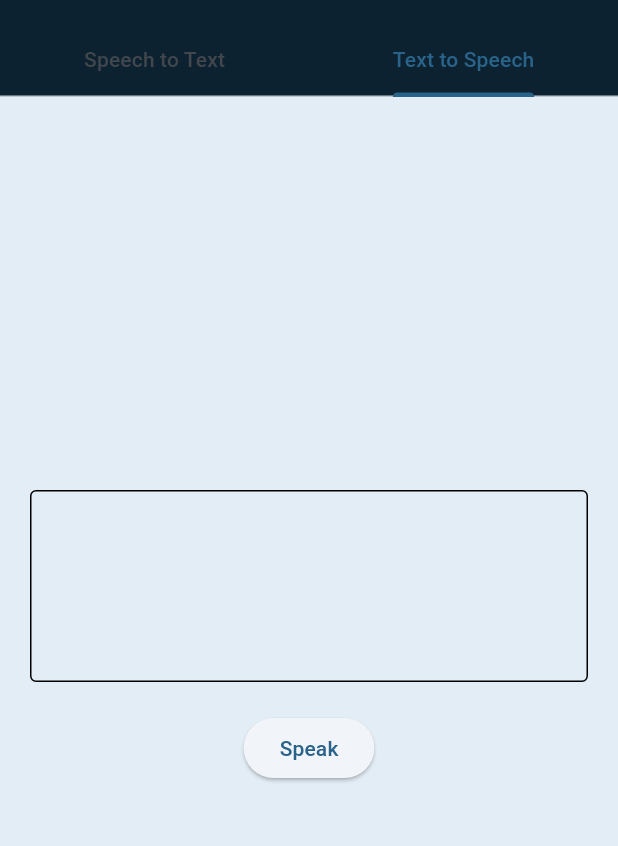
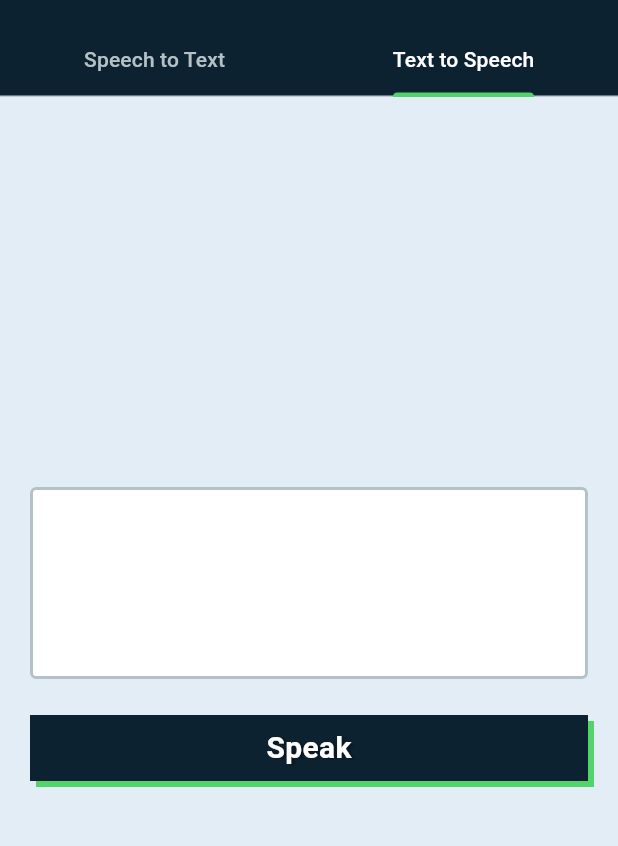
Before and after one commit to riyan-dcosta/ai_application_dct, a Flutter app: the SttTtsTabPage screen opened by its route, tab 2 chosen, after a tap on "Speak", on a phone screen of 412 x 824 dp, the part 59-905 px from its top. Run offline on Flutter 3.47's test engine with Material 2 defaults, Android fonts, the phone set to English and light mode, and no system bars; our stand-ins replace auto_route, dotted_border, file_picker, flutter_riverpod, freezed_annotation, riverpod_annotation and 1 more; missing offline and left inert: flutter_pdfview, pigeon; generated files the repository leaves out were written again.

Commit message:
ui style made global.

```diff
--- a/lib/features/nav_decider_pages/presentation/widgets/custom_button.dart
+++ b/lib/core/common/widgets/custom_button.dart
@@ -1,11 +1,22 @@
-import 'package:auto_route/auto_route.dart';
 import 'package:flutter/material.dart';
 
 class CustomButton extends StatefulWidget {
   final String label;
-  final PageRouteInfo routeName;
+  final EdgeInsets? padding;
+  final EdgeInsets? margin;
+  final double? height;
+  final double? width;
+  final VoidCallback onPressed;
 
-  const CustomButton({required this.label, required this.routeName, super.key});
+  const CustomButton({
+    required this.label,
+    required this.onPressed,
+    this.padding,
+    this.margin,
+    this.height,
+    this.width,
+    super.key,
+  });
 
   @override
   State<CustomButton> createState() => _CustomButtonState();
@@ -19,7 +30,7 @@ class _CustomButtonState extends State<CustomButton> {
     return GestureDetector(
       onTap: () {
         Future.delayed(Duration(milliseconds: 500), () {
-          context.router.push(widget.routeName);
+          widget.onPressed();
         });
 
         setState(() {
@@ -34,10 +45,12 @@ class _CustomButtonState extends State<CustomButton> {
       },
       child: AnimatedContainer(
         duration: const Duration(milliseconds: 100),
-        margin: EdgeInsets.symmetric(horizontal: 20, vertical: 12),
-        padding: EdgeInsets.all(16),
+        margin:
+            widget.margin ?? EdgeInsets.symmetric(horizontal: 20, vertical: 12),
+        padding: widget.padding ?? EdgeInsets.all(16),
         constraints: BoxConstraints(maxWidth: 400),
-        height: 68,
+        width: widget.width,
+        height: widget.height ?? 68,
         decoration: BoxDecoration(
           color: Color(0xFF0D2231),
           boxShadow: isPressed
--- a/lib/core/constants/colors.dart
+++ b/lib/core/constants/colors.dart
@@ -4,8 +4,11 @@ class AppColor {
   AppColor._();
 
   static const Color white = Color(0xFFFFFFFF);
+  static const Color black = Color(0xFF000000);
   static const Color scaffoldBackgroundColor = Color(0xFFE3EDF5);
   static const Color accentColor = Color(0xFF0D2231);
   static const Color emeraldGreen = Color(0xFF53D46B);
   static const Color submarineBlue = Color(0xFFB4C2C6);
+  static const Color grey = Color(0xFF8C99A2);
+  static const Color mud = Color(0xFFB1B6AE);
 }
--- a/lib/features/nav_decider_pages/presentation/views/stt_tts_tab_page.dart
+++ b/lib/features/nav_decider_pages/presentation/views/stt_tts_tab_page.dart
@@ -1,3 +1,4 @@
+import 'package:ai_application_dct/core/constants/colors.dart';
 import 'package:ai_application_dct/features/speech_to_text/presentation/pages/stt_locale_decider_screen.dart';
 import 'package:ai_application_dct/features/text_to_speech_page/presentation/views/text_to_speech_page.dart';
 import 'package:auto_route/annotations.dart';
@@ -37,6 +38,9 @@ class _SttTtsTabPageState extends State<SttTtsTabPage>
         centerTitle: true,
         bottom: TabBar(
           controller: _tabController,
+          labelColor: AppColor.white,
+          unselectedLabelColor: AppColor.submarineBlue,
+          indicatorColor: AppColor.emeraldGreen,
           tabs: const [
             Tab(
               child: Text('Speech to Text'),
--- a/lib/features/ocr/presentation/pages/doc_upload_page.dart
+++ b/lib/features/ocr/presentation/pages/doc_upload_page.dart
@@ -1,5 +1,5 @@
 import 'package:ai_application_dct/features/ocr/presentation/pod/doc_upload_pod.dart';
-import 'package:ai_application_dct/features/ocr/presentation/widgets/upload_doc_page_view.dart';
+import 'package:ai_application_dct/features/ocr/presentation/widgets/upload_doc_pageview.dart';
 import 'package:ai_application_dct/features/ocr/presentation/widgets/upload_progress_ bar.dart';
 import 'package:auto_route/annotations.dart';
 import 'package:auto_route/auto_route.dart';
--- a/lib/features/ocr/presentation/widgets/next_or_continue_btn.dart
+++ b/lib/features/ocr/presentation/widgets/next_or_continue_btn.dart
@@ -1,3 +1,4 @@
+import 'package:ai_application_dct/core/constants/colors.dart';
 import 'package:flutter/material.dart';
 
 class NextOrContinueBtn extends StatelessWidget {
@@ -21,7 +22,7 @@ class NextOrContinueBtn extends StatelessWidget {
         constraints: BoxConstraints(maxWidth: 400),
         height: 68,
         decoration: BoxDecoration(
-          color: isEnabled ? Colors.indigo : Colors.grey.shade400,
+          color: isEnabled ? AppColor.accentColor : AppColor.submarineBlue,
           borderRadius: BorderRadius.circular(8),
         ),
         child: Center(
@@ -30,7 +31,7 @@ class NextOrContinueBtn extends StatelessWidget {
             style: TextStyle(
               fontWeight: FontWeight.w700,
               fontSize: 24,
-              color: isEnabled ? Colors.white : Colors.blueGrey,
+              color: isEnabled ? AppColor.white : AppColor.grey,
             ),
           ),
         ),
--- a/lib/features/ocr/presentation/widgets/upload_doc_widget.dart
+++ b/lib/features/ocr/presentation/widgets/upload_doc_widget.dart
@@ -1,5 +1,6 @@
 import 'dart:io';
 
+import 'package:ai_application_dct/core/constants/colors.dart';
 import 'package:ai_application_dct/features/ocr/presentation/widgets/next_or_continue_btn.dart';
 import 'package:dotted_border/dotted_border.dart';
 import 'package:file_picker/file_picker.dart';
@@ -50,10 +51,10 @@ class _UploadDocWidgetState extends State<UploadDocWidget> {
                       color: Colors.white,
                     ),
                     child: docFile == null
-                        ? Icon(
+                        ? const Icon(
                             Icons.file_copy_outlined,
                             size: 44,
-                            color: Colors.orangeAccent,
+                            color: AppColor.grey,
                           )
                         : ClipRRect(
                             borderRadius: BorderRadius.circular(10),
--- a/lib/features/speech_to_text/presentation/pages/stt_locale_decider_screen.dart
+++ b/lib/features/speech_to_text/presentation/pages/stt_locale_decider_screen.dart
@@ -1,3 +1,4 @@
+import 'package:ai_application_dct/core/common/widgets/custom_button.dart';
 import 'package:ai_application_dct/core/routes/auto_router_object.dart';
 import 'package:auto_route/auto_route.dart';
 
@@ -13,24 +14,31 @@ class STTLocaleDeciderPage extends StatelessWidget {
       child: Column(
         mainAxisAlignment: MainAxisAlignment.center,
         children: [
-          ElevatedButton(
+          CustomButton(
+            label: "English to Arabic",
+            height: 44,
+            padding: EdgeInsets.all(4),
+            margin: EdgeInsets.symmetric(vertical: 4),
+            width: 200,
             onPressed: () => context.router.push(
               STTRoute(
                 appBarTitle: "English to Arabic",
                 localeId: "ar_QA",
               ),
             ),
-            child: Text("English to Arabic"),
           ),
           SizedBox(height: 8),
-          ElevatedButton(
+          CustomButton(
+            label: "Arabic to English",
+            height: 44,
+            padding: EdgeInsets.all(4),
+            width: 200,
             onPressed: () => context.router.push(
               STTRoute(
                 appBarTitle: "Arabic to English",
                 localeId: "en_IN",
               ),
             ),
-            child: Text("Arabic to English"),
           ),
         ],
       ),
--- a/lib/features/text_to_speech_page/presentation/views/text_to_speech_page.dart
+++ b/lib/features/text_to_speech_page/presentation/views/text_to_speech_page.dart
@@ -1,3 +1,5 @@
+import 'package:ai_application_dct/core/common/widgets/custom_button.dart';
+import 'package:ai_application_dct/core/constants/colors.dart';
 import 'package:auto_route/auto_route.dart';
 import 'package:flutter/material.dart';
 
@@ -23,17 +25,36 @@ class _TextToSpeechPageState extends State<TextToSpeechPage> {
             controller: _controller,
             minLines: 4,
             maxLines: 8,
+            cursorColor: AppColor.emeraldGreen,
+            style: TextStyle(
+              fontSize: 16,
+              fontWeight: FontWeight.w500,
+              color: AppColor.grey,
+            ),
             decoration: const InputDecoration(
-              enabledBorder: OutlineInputBorder(),
+              filled: true,
+              fillColor: AppColor.white,
+              enabledBorder: OutlineInputBorder(
+                borderSide: BorderSide(
+                  color: AppColor.submarineBlue,
+                  width: 2,
+                ),
+              ),
               focusedBorder: OutlineInputBorder(
-                borderSide: BorderSide(color: Colors.purple),
+                borderSide: BorderSide(
+                  color: AppColor.accentColor,
+                  width: 2,
+                ),
               ),
             ),
           ),
           SizedBox(height: 20),
-          ElevatedButton(
+          CustomButton(
+            label: "Speak",
+            height: 44,
+            padding: EdgeInsets.all(4),
+            margin: EdgeInsets.symmetric(vertical: 4),
             onPressed: () {},
-            child: Text("Speak"),
           ),
         ],
       ),
```
Also changed, not shown: lib/features/nav_decider_pages/presentation/views/home_page.dart (+8 -4 lines), lib/features/ocr/presentation/widgets/upload_progress_ bar.dart (+5 -3 lines), lib/features/ocr/presentation/widgets/upload_doc_pageview.dart (renamed from lib/features/ocr/presentation/widgets/upload_doc_page_view.dart).
